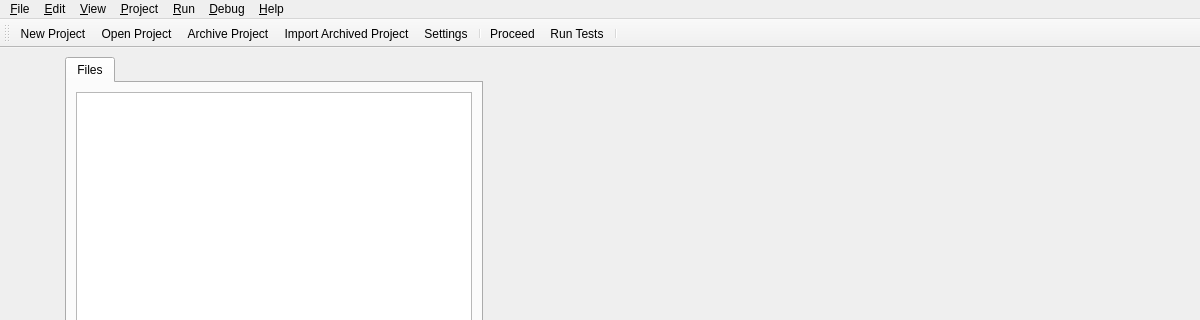
Before: the Qt Designer form gui/main_window.ui in mariolewis/asdf_factory, drawn with Qt 5; both pictures show x 0 to 1200 and y 0 to 320 of the 1200 by 800 pixel window.
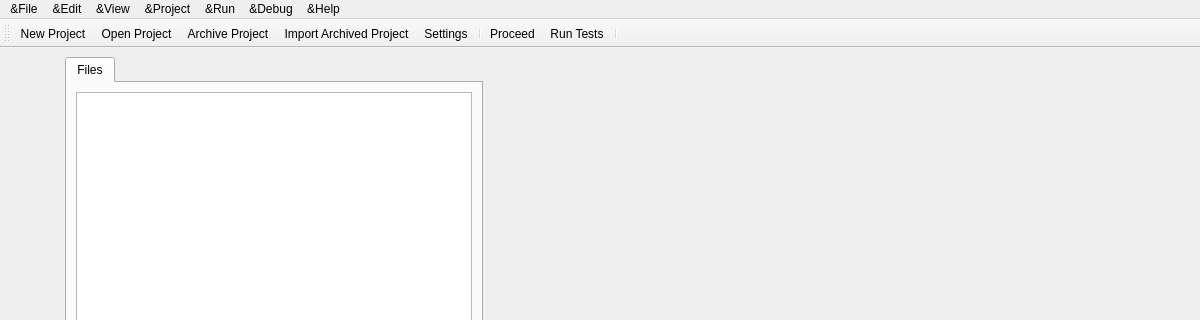
After: the same form once the commit is applied.

```diff
--- a/gui/main_window.ui
+++ b/gui/main_window.ui
@@ -115,7 +115,7 @@
    </property>
    <widget class="QMenu" name="menuFile">
     <property name="title">
-      <string>&amp;File</string>
+      <string>&amp;&amp;File</string>
     </property>
     <addaction name="actionNew_Project"/>
     <addaction name="actionOpen_Project"/>
@@ -129,7 +129,7 @@
    </widget>
    <widget class="QMenu" name="menuEdit">
     <property name="title">
-     <string>&amp;Edit</string>
+     <string>&amp;&amp;Edit</string>
     </property>
     <addaction name="actionUndo"/>
     <addaction name="actionRedo"/>
@@ -141,14 +141,14 @@
    </widget>
    <widget class="QMenu" name="menuView">
     <property name="title">
-     <string>&amp;View</string>
+     <string>&amp;&amp;View</string>
     </property>
     <addaction name="actionToggleProjectPanel"/>
     <addaction name="actionToggleNotificationPanel"/>
    </widget>
    <widget class="QMenu" name="menuProject">
     <property name="title">
-     <string>&amp;Project</string>
+     <string>&amp;&amp;Project</string>
     </property>
     <addaction name="actionManage_CRs_Bugs"/>
     <addaction name="actionView_Documents"/>
@@ -156,20 +156,20 @@
    </widget>
    <widget class="QMenu" name="menuRun">
     <property name="title">
-     <string>&amp;Run</string>
+     <string>&amp;&amp;Run</string>
     </property>
     <addaction name="actionProceed"/>
     <addaction name="actionRun_Tests"/>
    </widget>
    <widget class="QMenu" name="menuHelp">
     <property name="title">
-     <string>&amp;Help</string>
+     <string>&amp;&amp;Help</string>
     </property>
     <addaction name="actionAbout_ASDF"/>
    </widget>
    <widget class="QMenu" name="menuDebug">
     <property name="title">
-     <string>&amp;Debug</string>
+     <string>&amp;&amp;Debug</string>
     </property>
    </widget>
    <addaction name="menuFile"/>
```
Left out of the diff: 10 changed lines with no effect on the pictures.
